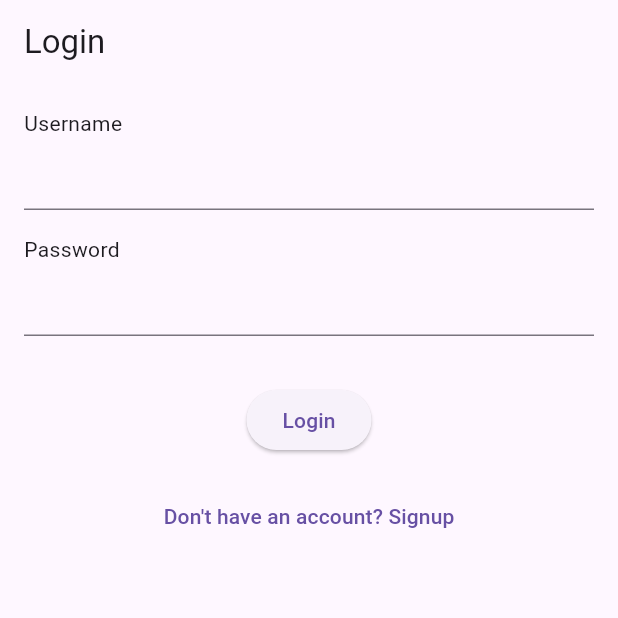
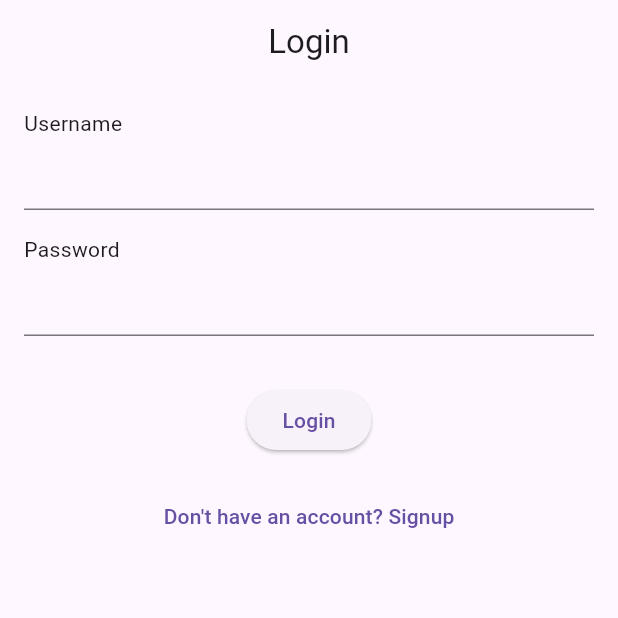
Before and after one commit to amnayakeen/news_app, a Flutter app: the screen it shows after launch, on a phone screen of 412 x 824 dp, the top half of it. Run offline on Flutter 3.47's test engine with Material 3 defaults, Android fonts, the phone set to English and light mode, and no system bars; our stand-ins replace shared_preferences, webview_flutter.

Commit message:
Update login_screen.dart

```diff
--- a/lib/screens/login_screen.dart
+++ b/lib/screens/login_screen.dart
@@ -34,7 +34,9 @@ class _LoginScreenState extends State<LoginScreen> {
   @override
   Widget build(BuildContext context) {
     return Scaffold(
-      appBar: AppBar(title: const Text('Login')),
+      appBar: AppBar(
+        centerTitle: true,
+        title: const Text('Login')),
       body: Padding(
         padding: const EdgeInsets.all(16.0),
         child: Column(
```
